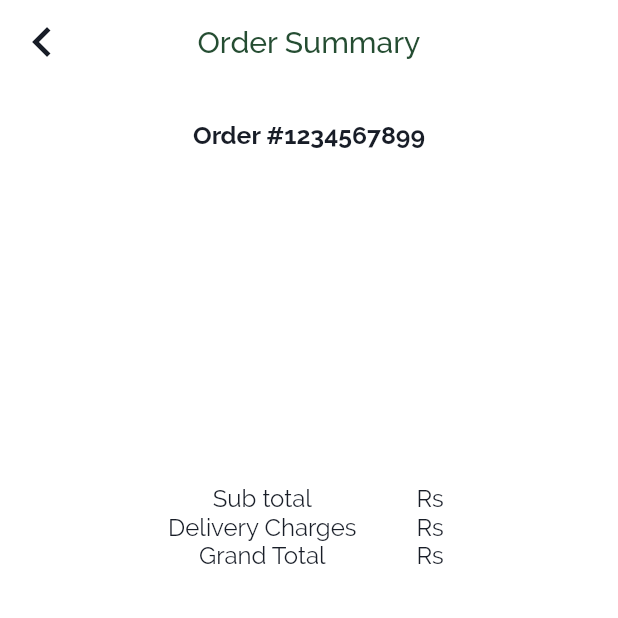
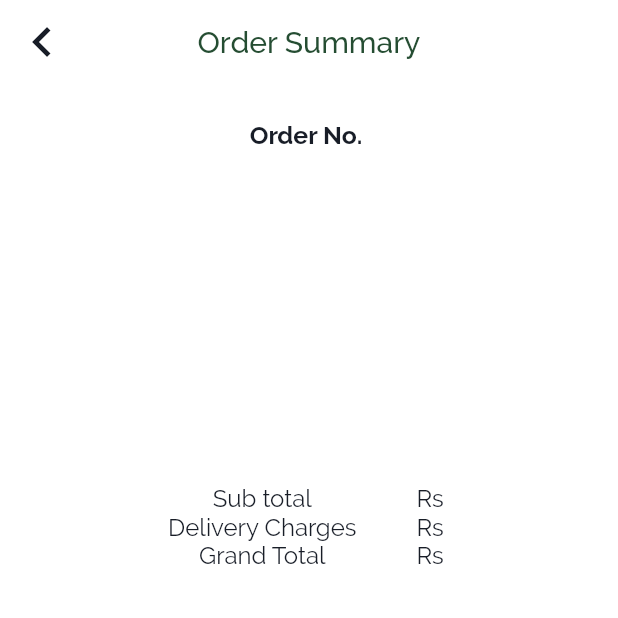
Before and after one commit to Onestop-Agrotech/Seva-Consumer, a Flutter app: the OrderDetailsScreen screen opened directly with empty values, on a phone screen of 412 x 824 dp, the top half of it. Run offline on Flutter 3.47's test engine with Material 2 defaults, Android fonts, the phone set to English and light mode, and no system bars; our stand-ins replace cached_network_image, cloud_firestore, fluttertoast, google_maps_flutter, shared_preferences; missing offline and left inert: geocoder, razorpay_flutter; accounts and stored records are empty; network calls fail.

Commit message:
show order number and fix btn

```diff
--- a/lib/models/ordersModel.dart
+++ b/lib/models/ordersModel.dart
@@ -9,6 +9,9 @@ List<OrderModel> toOrdersFromJson(b) =>  List<OrderModel>.from(b.map((x) => Orde
 class OrderModel {
     OrderModel({
         this.id,
+        this.orderNumber,
+        this.tokenNumber,
+        this.otp,
         this.customerUsername,
         this.customerId,
         this.storeUserName,
@@ -26,6 +29,9 @@ class OrderModel {
     });
 
     String id;
+    String orderNumber;
+    int tokenNumber;
+    String otp;
     String customerUsername;
     String customerId;
     String storeUserName;
@@ -43,6 +49,9 @@ class OrderModel {
 
     factory OrderModel.fromJson(Map<String, dynamic> json) => OrderModel(
         id: json["_id"],
+        orderNumber: json["orderNumber"],
+        tokenNumber: json["tokenNumber"],
+        otp: json["orderOTP"],
         customerUsername: json["customerUsername"],
         customerId: json["customerId"],
         storeUserName: json["storeUserName"],
--- a/lib/screens/common/customOrdersCard.dart
+++ b/lib/screens/common/customOrdersCard.dart
@@ -38,7 +38,7 @@ class _CustomOrdersCardState extends State<CustomOrdersCard> {
             mainAxisAlignment: MainAxisAlignment.spaceEvenly,
             children: <Widget>[
               Text(
-                "Order #1234567899",
+                "Order No. ${widget.order.orderNumber}",
                 style: TextStyle(
                     fontFamily: "Raleway",
                     fontSize: 16.5,
--- a/lib/screens/orderDetails.dart
+++ b/lib/screens/orderDetails.dart
@@ -70,7 +70,7 @@ class OrderDetailsScreen extends StatelessWidget {
         child: Column(
           mainAxisSize: MainAxisSize.min,
           children: <Widget>[
-            Text("Order #1234567899",
+            Text("Order No. ${order.orderNumber}",
                 style: TextStyle(
                     fontFamily: "Raleway",
                     fontSize: 16.5,
--- a/lib/screens/shoppingCart.dart
+++ b/lib/screens/shoppingCart.dart
@@ -261,7 +261,7 @@ class _ShoppingCartScreenState extends State<ShoppingCartScreen> {
                 ),
                 SizedBox(height: 30.0),
                 _showTotalPrice(price),
-                SizedBox(height: 90.0),
+                SizedBox(height: 50.0),
                 _delivery || _pickUp
                     ? FlatButton(
                         shape: Border.all(width: 0.2),
```
